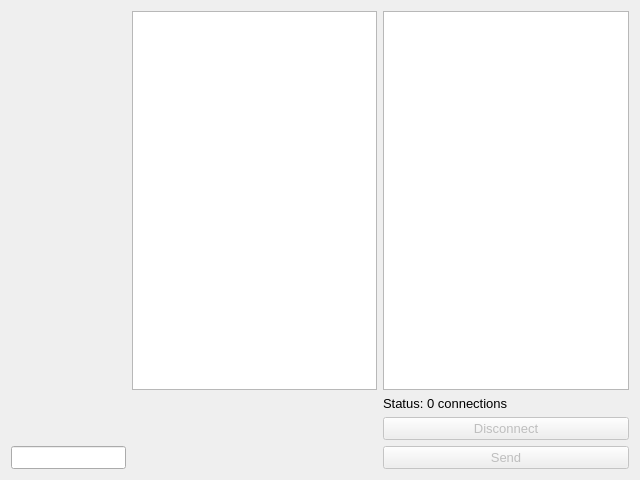
Above: ui/serverdialog.ui from ElDesalmado/ClientServerMessages before the change. Below: the same form after it.
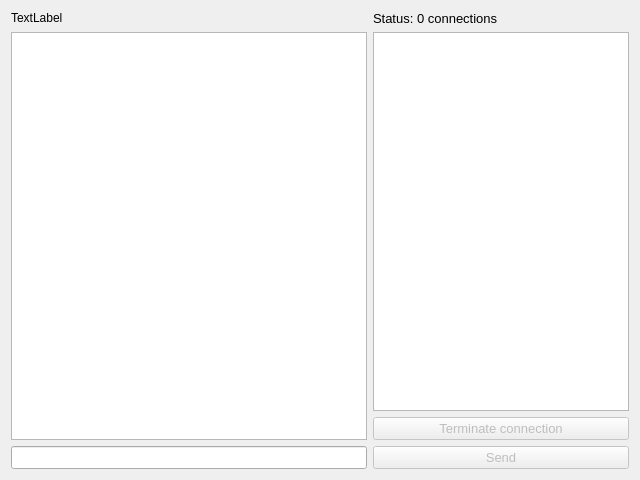
That is the form after the change.

Commit message: Added Connections Container and implemented TCPConnection class. Started to implement connection threads. Now they properly set up and terminate. Connections can be terminated via the button Terminate at the server's GUI

Diff of the .ui file:
```diff
--- a/ui/serverdialog.ui
+++ b/ui/serverdialog.ui
@@ -20,22 +20,7 @@
    <string>Dialog</string>
   </property>
   <layout class="QGridLayout" name="gridLayout">
-   <item row="0" column="2">
-    <widget class="QListWidget" name="listConnections">
-     <property name="sizePolicy">
-      <sizepolicy hsizetype="Preferred" vsizetype="Expanding">
-       <horstretch>0</horstretch>
-       <verstretch>0</verstretch>
-      </sizepolicy>
-     </property>
-     <property name="font">
-      <font>
-       <pointsize>10</pointsize>
-      </font>
-     </property>
-    </widget>
-   </item>
-   <item row="3" column="2">
+   <item row="5" column="2">
     <widget class="QPushButton" name="btnSendMsg">
      <property name="enabled">
       <bool>false</bool>
@@ -50,8 +35,8 @@
      </property>
     </widget>
    </item>
-   <item row="2" column="2">
-    <widget class="QPushButton" name="btnDisconnect">
+   <item row="4" column="2">
+    <widget class="QPushButton" name="btnTerminate">
      <property name="enabled">
       <bool>false</bool>
      </property>
@@ -61,11 +46,11 @@
       </font>
      </property>
      <property name="text">
-      <string>Disconnect</string>
+      <string>Terminate connection</string>
      </property>
     </widget>
    </item>
-   <item row="3" column="0">
+   <item row="5" column="1">
     <widget class="QLineEdit" name="lineEditMsg">
      <property name="font">
       <font>
@@ -77,8 +62,14 @@
      </property>
     </widget>
    </item>
-   <item row="1" column="2">
-    <widget class="QLabel" name="labelStatus">
+   <item row="0" column="2">
+    <widget class="QLabel" name="labelConnections">
+     <property name="sizePolicy">
+      <sizepolicy hsizetype="Preferred" vsizetype="Fixed">
+       <horstretch>0</horstretch>
+       <verstretch>0</verstretch>
+      </sizepolicy>
+     </property>
      <property name="font">
       <font>
        <pointsize>10</pointsize>
@@ -89,7 +80,35 @@
      </property>
     </widget>
    </item>
+   <item row="1" column="2" rowspan="3">
+    <widget class="QListWidget" name="listConnections">
+     <property name="sizePolicy">
+      <sizepolicy hsizetype="Preferred" vsizetype="Expanding">
+       <horstretch>0</horstretch>
+       <verstretch>0</verstretch>
+      </sizepolicy>
+     </property>
+     <property name="font">
+      <font>
+       <pointsize>10</pointsize>
+      </font>
+     </property>
+    </widget>
+   </item>
    <item row="0" column="1">
+    <widget class="QLabel" name="labelServerStatus">
+     <property name="sizePolicy">
+      <sizepolicy hsizetype="Preferred" vsizetype="Fixed">
+       <horstretch>0</horstretch>
+       <verstretch>0</verstretch>
+      </sizepolicy>
+     </property>
+     <property name="text">
+      <string>TextLabel</string>
+     </property>
+    </widget>
+   </item>
+   <item row="1" column="1" rowspan="4">
     <widget class="QListView" name="listViewMessages">
      <property name="font">
       <font>
```
The commit also changes 5 other files.
